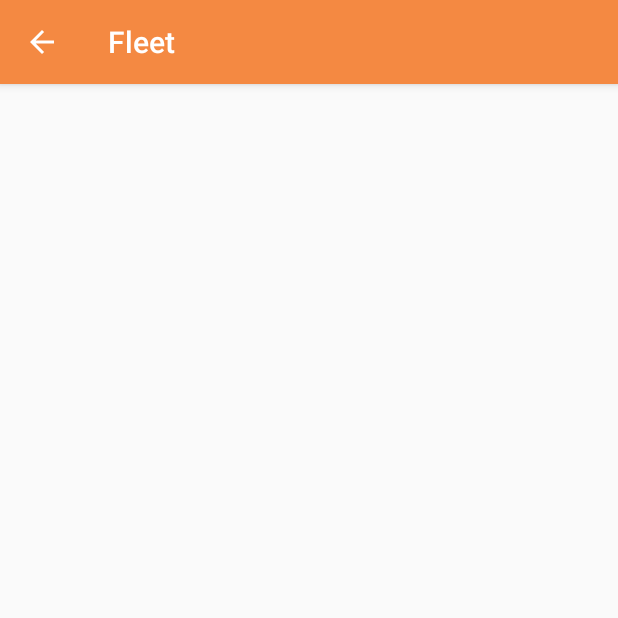
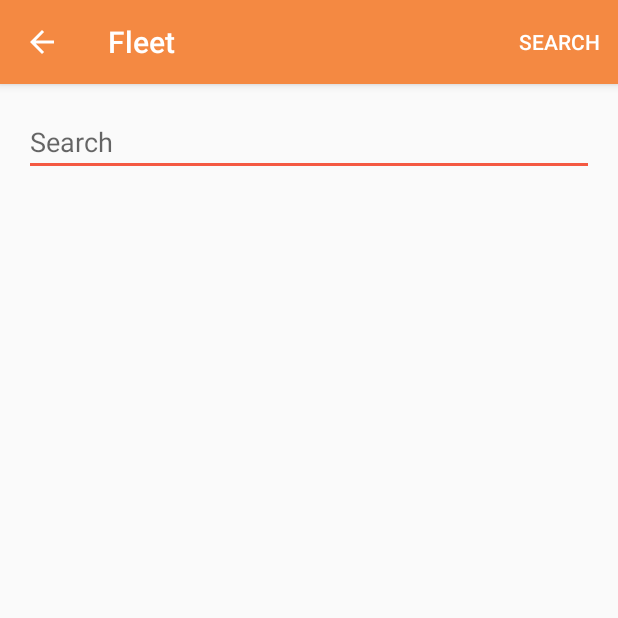
Before and after one commit to patelkirtann/phoneBook, an Android app: the ListActivity screen opened directly, with no data from a screen before it, on a phone screen of 412 x 824 dp, the top half of it. Run offline under Robolectric (Android 15) with nearby library versions, the phone set to English and light mode, and no system bars.

Commit message:
Search to listview

```diff
--- a/app/src/main/AndroidManifest.xml
+++ b/app/src/main/AndroidManifest.xml
@@ -23,7 +23,8 @@
             android:name=".AllRecord"
             android:parentActivityName=".MainActivity" />
         <activity android:name=".ListActivity"
-            android:parentActivityName=".MainActivity" />
+            android:parentActivityName=".MainActivity"
+            android:windowSoftInputMode="stateHidden"/>
     </application>
 
 </manifest>
--- a/app/src/main/java/com/example/kt_ki/dbpractice/ListActivity.java
+++ b/app/src/main/java/com/example/kt_ki/dbpractice/ListActivity.java
@@ -2,8 +2,13 @@ package com.example.kt_ki.dbpractice;
 
 import android.os.Bundle;
 import android.support.v7.app.AppCompatActivity;
+import android.text.Editable;
+import android.text.TextWatcher;
 import android.util.Log;
+import android.view.Menu;
+import android.view.MenuItem;
 import android.widget.ArrayAdapter;
+import android.widget.EditText;
 import android.widget.ListAdapter;
 import android.widget.ListView;
 
@@ -14,6 +19,8 @@ public class ListActivity extends AppCompatActivity {
     ListView mListNames;
     List<String> mNames;
     DBForm dbForm = new DBForm(this);
+    EditText search;
+    ArrayAdapter adapter;
 
     @Override
     protected void onCreate(Bundle savedInstanceState) {
@@ -22,11 +29,48 @@ public class ListActivity extends AppCompatActivity {
         mListNames = (ListView) findViewById(android.R.id.list);
         mListNames.setSelector(R.color.colorAccent);
 
+        search = (EditText) findViewById(R.id.search_names);
+
         mNames = new ArrayList<>();
         for (int i = 0; i < dbForm.getName().size(); i++) {
             mNames.add(dbForm.getName().get(i).toUpperCase());
         }
-        ListAdapter adapter = new ArrayAdapter<>(this, R.layout.list_view, R.id.list_names, mNames);
+        adapter = new ArrayAdapter<>(this, R.layout.list_view, R.id.list_names, mNames);
         mListNames.setAdapter(adapter);
+
+        search.addTextChangedListener(new TextWatcher() {
+            @Override
+            public void beforeTextChanged(CharSequence charSequence, int i, int i1, int i2) {
+                ListActivity.this.adapter.getFilter().filter(charSequence);
+            }
+
+            @Override
+            public void onTextChanged(CharSequence charSequence, int i, int i1, int i2) {
+
+            }
+
+            @Override
+            public void afterTextChanged(Editable editable) {
+
+            }
+        });
+    }
+
+    @Override
+    public boolean onCreateOptionsMenu(Menu menu) {
+        getMenuInflater().inflate(R.menu.search_list , menu);
+        return super.onCreateOptionsMenu(menu);
+    }
+
+    @Override
+    public boolean onOptionsItemSelected(MenuItem item) {
+        item.setOnMenuItemClickListener(new MenuItem.OnMenuItemClickListener() {
+            @Override
+            public boolean onMenuItemClick(MenuItem menuItem) {
+
+                return false;
+            }
+        });
+        return super.onOptionsItemSelected(item);
     }
 }
--- a/app/src/main/res/layout/activity_list.xml
+++ b/app/src/main/res/layout/activity_list.xml
@@ -7,9 +7,15 @@
     android:padding="16dp"
     tools:context="com.example.kt_ki.dbpractice.ListActivity">
 
+    <EditText
+        android:id="@+id/search_names"
+        android:layout_width="match_parent"
+        android:layout_height="wrap_content"
+        android:hint="@string/search"/>
+
     <ListView
         android:id="@android:id/list"
         android:layout_width="match_parent"
-        android:layout_height="wrap_content" />
-   >
+        android:layout_height="wrap_content"
+        android:layout_below="@+id/search_names"/>
 </RelativeLayout>
--- a/app/src/main/res/layout/list_view.xml
+++ b/app/src/main/res/layout/list_view.xml
@@ -2,6 +2,7 @@
 <RelativeLayout xmlns:android="http://schemas.android.com/apk/res/android"
     android:layout_width="match_parent"
     android:layout_height="match_parent"
+    android:background="@color/light_gray_background"
     android:orientation="vertical">
 
     <TextView
@@ -10,8 +11,9 @@
         android:layout_height="40dp"
         android:background="@color/cardview_dark_background"
         android:orientation="vertical"
+        android:padding="10dp"
         android:textAlignment="center"
         android:textColor="@color/colorAccent"
-        android:textStyle="italic" />
+        android:textStyle="bold" />
 
 </RelativeLayout>
--- /dev/null
+++ b/app/src/main/res/menu/search_list.xml
@@ -0,0 +1,9 @@
+<?xml version="1.0" encoding="utf-8"?>
+<menu xmlns:android="http://schemas.android.com/apk/res/android"
+    xmlns:app="http://schemas.android.com/apk/res-auto">
+    <item
+        android:id="@+id/search_names"
+        android:title="@string/search"
+        app:showAsAction="ifRoom"
+        android:actionViewClass="android.support.v7.widget.SearchView"/>
+</menu>
--- a/app/src/main/res/values/strings.xml
+++ b/app/src/main/res/values/strings.xml
@@ -24,4 +24,5 @@
     <string name="info_max_300">Info(Max. 300)</string>
     <string name="choose_operations">Choose Operations</string>
     <string name="share">Share</string>
+    <string name="search">Search</string>
 </resources>
```
